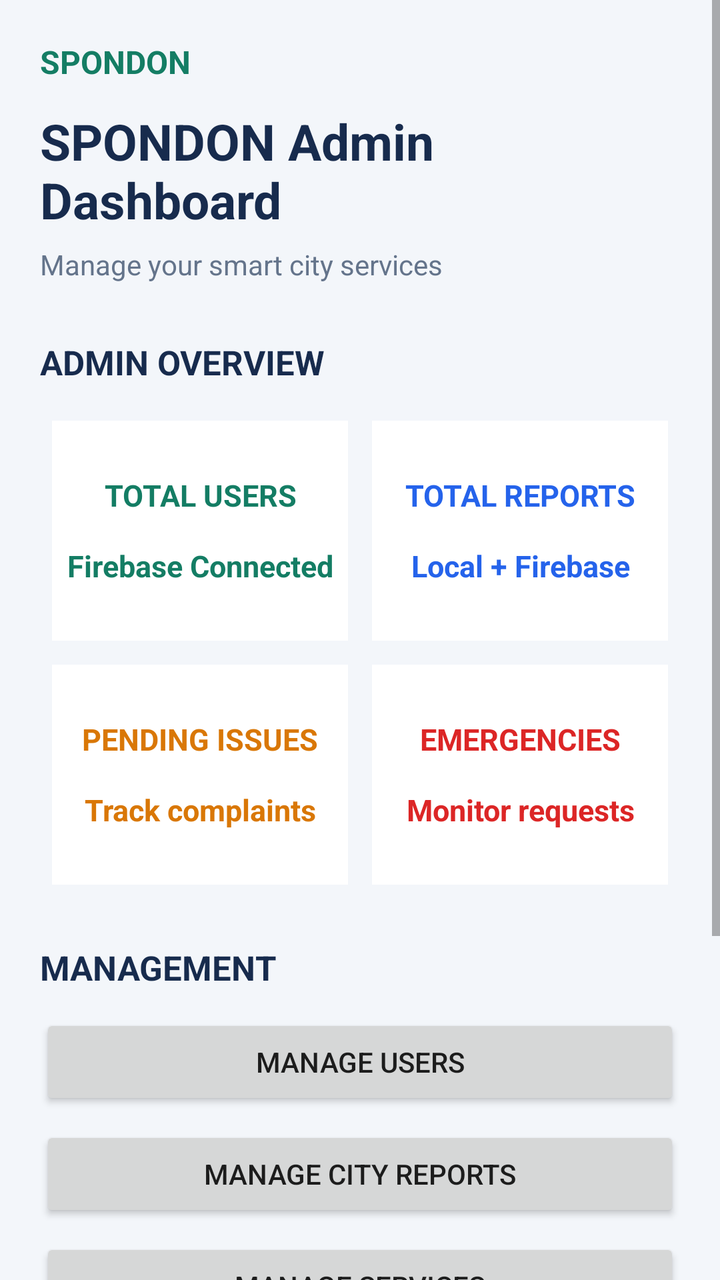
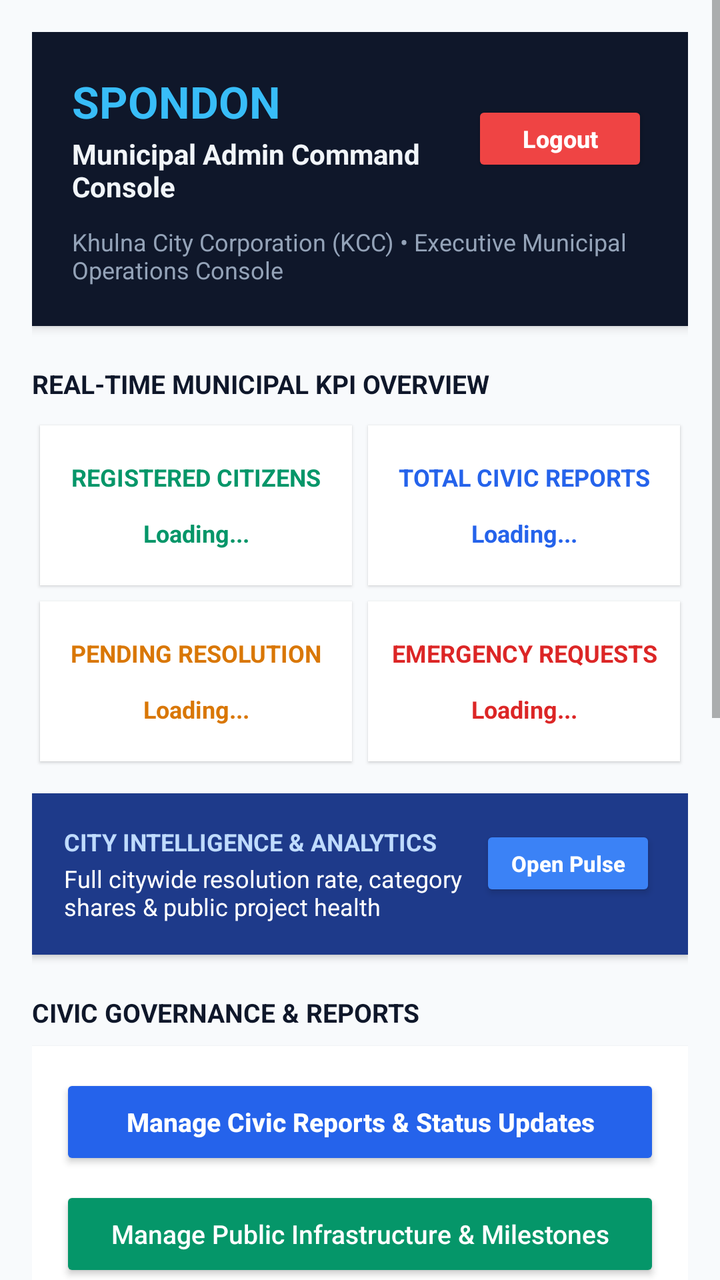

Before-and-after screenshots of an Android layout around one commit, followed by the original layout XML and the change that was made.
<!-- AndroidManifest.xml: application theme Theme.SPONDON -->
<!-- res/layout/activity_admin_dashboard.xml -->
<?xml version="1.0" encoding="utf-8"?>
<ScrollView xmlns:android="http://schemas.android.com/apk/res/android"
    android:layout_width="match_parent"
    android:layout_height="match_parent"
    android:background="#F3F6FA"
    android:fillViewport="true">

    <LinearLayout
        android:layout_width="match_parent"
        android:layout_height="wrap_content"
        android:orientation="vertical"
        android:padding="20dp">

        <TextView
            android:layout_width="match_parent"
            android:layout_height="wrap_content"
            android:text="SPONDON"
            android:textColor="#147D64"
            android:textSize="16sp"
            android:textStyle="bold" />

        <TextView
            android:id="@+id/tvAdminTitle"
            android:layout_width="match_parent"
            android:layout_height="wrap_content"
            android:layout_marginTop="12dp"
            android:text="SPONDON Admin Dashboard"
            android:textColor="#172B4D"
            android:textSize="25sp"
            android:textStyle="bold" />

        <TextView
            android:layout_width="match_parent"
            android:layout_height="wrap_content"
            android:layout_marginTop="6dp"
            android:text="Manage your smart city services"
            android:textColor="#64748B"
            android:textSize="14sp" />

        <TextView
            android:layout_width="match_parent"
            android:layout_height="wrap_content"
            android:layout_marginTop="28dp"
            android:text="ADMIN OVERVIEW"
            android:textColor="#172B4D"
            android:textSize="17sp"
            android:textStyle="bold" />

        <GridLayout
            android:layout_width="match_parent"
            android:layout_height="wrap_content"
            android:layout_marginTop="12dp"
            android:columnCount="2">

            <TextView
                android:layout_width="0dp"
                android:layout_height="110dp"
                android:layout_columnWeight="1"
                android:layout_margin="6dp"
                android:background="#FFFFFF"
                android:gravity="center"
                android:text="TOTAL USERS&#10;&#10;Firebase Connected"
                android:textColor="#147D64"
                android:textSize="15sp"
                android:textStyle="bold" />

            <TextView
                android:layout_width="0dp"
                android:layout_height="110dp"
                android:layout_columnWeight="1"
                android:layout_margin="6dp"
                android:background="#FFFFFF"
                android:gravity="center"
                android:text="TOTAL REPORTS&#10;&#10;Local + Firebase"
                android:textColor="#2563EB"
                android:textSize="15sp"
                android:textStyle="bold" />

            <TextView
                android:layout_width="0dp"
                android:layout_height="110dp"
                android:layout_columnWeight="1"
                android:layout_margin="6dp"
                android:background="#FFFFFF"
                android:gravity="center"
                android:text="PENDING ISSUES&#10;&#10;Track complaints"
                android:textColor="#D97706"
                android:textSize="15sp"
                android:textStyle="bold" />

            <TextView
                android:layout_width="0dp"
                android:layout_height="110dp"
                android:layout_columnWeight="1"
                android:layout_margin="6dp"
                android:background="#FFFFFF"
                android:gravity="center"
                android:text="EMERGENCIES&#10;&#10;Monitor requests"
                android:textColor="#DC2626"
                android:textSize="15sp"
                android:textStyle="bold" />

        </GridLayout>

        <TextView
            android:layout_width="match_parent"
            android:layout_height="wrap_content"
            android:layout_marginTop="24dp"
            android:text="MANAGEMENT"
            android:textColor="#172B4D"
            android:textSize="17sp"
            android:textStyle="bold" />

        <Button
            android:id="@+id/btnManageUsers"
            android:layout_width="match_parent"
            android:layout_height="wrap_content"
            android:layout_marginTop="12dp"
            android:text="Manage Users" />

        <Button
            android:id="@+id/btnManageReports"
            android:layout_width="match_parent"
            android:layout_height="wrap_content"
            android:layout_marginTop="8dp"
            android:text="Manage City Reports" />

        <Button
            android:id="@+id/btnManageServices"
            android:layout_width="match_parent"
            android:layout_height="wrap_content"
            android:layout_marginTop="8dp"
            android:text="Manage Services" />

        <Button
            android:id="@+id/btnManageEmergencies"
            android:layout_width="match_parent"
            android:layout_height="wrap_content"
            android:layout_marginTop="8dp"
            android:text="Emergency Management" />

        <Button
            android:id="@+id/btnManageProjectUpdates"
            android:layout_width="match_parent"
            android:layout_height="wrap_content"
            android:layout_marginTop="8dp"
            android:text="Manage Project Updates"
            android:backgroundTint="#147D64"
            android:textColor="#FFFFFF" />

        <Button
            android:id="@+id/btnAdminLogout"
            android:layout_width="match_parent"
            android:layout_height="wrap_content"
            android:layout_marginTop="28dp"
            android:backgroundTint="#DC2626"
            android:text="Logout"
            android:textColor="#FFFFFF" />

    </LinearLayout>

</ScrollView>
<!-- resources referenced by this layout -->
<resources>
  <style name="Theme.SPONDON" parent="Theme.AppCompat.Light.DarkActionBar">
          
          <item name="colorPrimary">@color/purple_500</item>
          <item name="colorPrimaryDark">@color/purple_700</item>
          <item name="colorAccent">@color/teal_200</item>
          
      </style>
  <color name="purple_500">#FF6200EE</color>
  <color name="purple_700">#FF3700B3</color>
  <color name="teal_200">#FF03DAC5</color>
</resources>

<!-- the commit's change to res/layout/activity_admin_dashboard.xml (unified diff, before → after) -->
@@ -2,160 +2,404 @@
 <ScrollView xmlns:android="http://schemas.android.com/apk/res/android"
     android:layout_width="match_parent"
     android:layout_height="match_parent"
-    android:background="#F3F6FA"
+    android:background="#F8FAFC"
     android:fillViewport="true">
 
     <LinearLayout
         android:layout_width="match_parent"
         android:layout_height="wrap_content"
         android:orientation="vertical"
-        android:padding="20dp">
-
+        android:padding="16dp">
+
+        
+        <LinearLayout
+            android:layout_width="match_parent"
+            android:layout_height="wrap_content"
+            android:background="#0F172A"
+            android:elevation="3dp"
+            android:orientation="vertical"
+            android:padding="20dp">
+
+            <LinearLayout
+                android:layout_width="match_parent"
+                android:layout_height="wrap_content"
+                android:gravity="center_vertical"
+                android:orientation="horizontal">
+
+                <LinearLayout
+                    android:layout_width="0dp"
+                    android:layout_height="wrap_content"
+                    android:layout_weight="1"
+                    android:orientation="vertical">
+
+                    <TextView
+                        android:layout_width="wrap_content"
+                        android:layout_height="wrap_content"
+                        android:text="SPONDON"
+                        android:textColor="#38BDF8"
+                        android:textSize="22sp"
+                        android:textStyle="bold" />
+
+                    <TextView
+                        android:id="@+id/tvAdminTitle"
+                        android:layout_width="wrap_content"
+                        android:layout_height="wrap_content"
+                        android:layout_marginTop="2dp"
+                        android:text="Municipal Admin Command Console"
+                        android:textColor="#F1F5F9"
+                        android:textSize="14sp"
+                        android:textStyle="bold" />
+
+                </LinearLayout>
+
+                <Button
+                    android:id="@+id/btnAdminLogout"
+                    android:layout_width="wrap_content"
+                    android:layout_height="wrap_content"
+                    android:minHeight="38dp"
+                    android:backgroundTint="#EF4444"
+                    android:paddingStart="14dp"
+                    android:paddingEnd="14dp"
+                    android:paddingTop="6dp"
+                    android:paddingBottom="6dp"
+                    android:text="Logout"
+                    android:textAllCaps="false"
+                    android:textColor="#FFFFFF"
+                    android:textSize="12sp"
+                    android:textStyle="bold" />
+
+            </LinearLayout>
+
+            <TextView
+                android:layout_width="match_parent"
+                android:layout_height="wrap_content"
+                android:layout_marginTop="10dp"
+                android:text="Khulna City Corporation (KCC) • Executive Municipal Operations Console"
+                android:textColor="#94A3B8"
+                android:textSize="12sp" />
+
+        </LinearLayout>
+
+        
         <TextView
             android:layout_width="match_parent"
             android:layout_height="wrap_content"
-            android:text="SPONDON"
-            android:textColor="#147D64"
-            android:textSize="16sp"
+            android:layout_marginTop="20dp"
+            android:layout_marginBottom="8dp"
+            android:text="REAL-TIME MUNICIPAL KPI OVERVIEW"
+            android:textColor="#0F172A"
+            android:textSize="13sp"
             android:textStyle="bold" />
 
+        <GridLayout
+            android:layout_width="match_parent"
+            android:layout_height="wrap_content"
+            android:columnCount="2">
+
+            <TextView
+                android:id="@+id/tvTotalUsersCount"
+                android:layout_width="0dp"
+                android:layout_height="80dp"
+                android:layout_columnWeight="1"
+                android:layout_margin="4dp"
+                android:background="#FFFFFF"
+                android:elevation="1dp"
+                android:gravity="center"
+                android:padding="8dp"
+                android:text="REGISTERED CITIZENS\n\nLoading..."
+                android:textColor="#059669"
+                android:textSize="12sp"
+                android:textStyle="bold" />
+
+            <TextView
+                android:id="@+id/tvTotalReportsCount"
+                android:layout_width="0dp"
+                android:layout_height="80dp"
+                android:layout_columnWeight="1"
+                android:layout_margin="4dp"
+                android:background="#FFFFFF"
+                android:elevation="1dp"
+                android:gravity="center"
+                android:padding="8dp"
+                android:text="TOTAL CIVIC REPORTS\n\nLoading..."
+                android:textColor="#2563EB"
+                android:textSize="12sp"
+                android:textStyle="bold" />
+
+            <TextView
+                android:id="@+id/tvPendingIssuesCount"
+                android:layout_width="0dp"
+                android:layout_height="80dp"
+                android:layout_columnWeight="1"
+                android:layout_margin="4dp"
+                android:background="#FFFFFF"
+                android:elevation="1dp"
+                android:gravity="center"
+                android:padding="8dp"
+                android:text="PENDING RESOLUTION\n\nLoading..."
+                android:textColor="#D97706"
+                android:textSize="12sp"
+                android:textStyle="bold" />
+
+            <TextView
+                android:id="@+id/tvEmergenciesCount"
+                android:layout_width="0dp"
+                android:layout_height="80dp"
+                android:layout_columnWeight="1"
+                android:layout_margin="4dp"
+                android:background="#FFFFFF"
+                android:elevation="1dp"
+                android:gravity="center"
+                android:padding="8dp"
+                android:text="EMERGENCY REQUESTS\n\nLoading..."
+                android:textColor="#DC2626"
+                android:textSize="12sp"
+                android:textStyle="bold" />
+
+        </GridLayout>
+
+        
+        <LinearLayout
+            android:layout_width="match_parent"
+            android:layout_height="wrap_content"
+            android:layout_marginTop="12dp"
+            android:background="#1E3A8A"
+            android:elevation="2dp"
+            android:orientation="horizontal"
+            android:padding="16dp">
+
+            <LinearLayout
+                android:layout_width="0dp"
+                android:layout_height="wrap_content"
+                android:layout_weight="1"
+                android:orientation="vertical">
+
+                <TextView
+                    android:layout_width="wrap_content"
+                    android:layout_height="wrap_content"
+                    android:text="CITY INTELLIGENCE &amp; ANALYTICS"
+                    android:textColor="#BFDBFE"
+                    android:textSize="12sp"
+                    android:textStyle="bold" />
+
+                <TextView
+                    android:layout_width="wrap_content"
+                    android:layout_height="wrap_content"
+                    android:layout_marginTop="2dp"
+                    android:text="Full citywide resolution rate, category shares &amp; public project health"
+                    android:textColor="#FFFFFF"
+                    android:textSize="12sp" />
+
+            </LinearLayout>
+
+            <Button
+                android:id="@+id/btnAdminIntelligence"
+                android:layout_width="wrap_content"
+                android:layout_height="wrap_content"
+                android:minHeight="38dp"
+                android:backgroundTint="#3B82F6"
+                android:paddingStart="14dp"
+                android:paddingEnd="14dp"
+                android:paddingTop="6dp"
+                android:paddingBottom="6dp"
+                android:text="Open Pulse"
+                android:textAllCaps="false"
+                android:textColor="#FFFFFF"
+                android:textSize="11sp"
+                android:textStyle="bold" />
+
+        </LinearLayout>
+
+        
         <TextView
-            android:id="@+id/tvAdminTitle"
-            android:layout_width="match_parent"
-            android:layout_height="wrap_content"
-            android:layout_marginTop="12dp"
-            android:text="SPONDON Admin Dashboard"
-            android:textColor="#172B4D"
-            android:textSize="25sp"
+            android:layout_width="match_parent"
+            android:layout_height="wrap_content"
+            android:layout_marginTop="20dp"
+            android:layout_marginBottom="8dp"
+            android:text="CIVIC GOVERNANCE &amp; REPORTS"
+            android:textColor="#0F172A"
+            android:textSize="13sp"
             android:textStyle="bold" />
 
+        <LinearLayout
+            android:layout_width="match_parent"
+            android:layout_height="wrap_content"
+            android:background="#FFFFFF"
+            android:elevation="1dp"
+            android:orientation="vertical"
+            android:padding="14dp">
+
+            <Button
+                android:id="@+id/btnManageReports"
+                android:layout_width="match_parent"
+                android:layout_height="wrap_content"
+                android:minHeight="48dp"
+                android:layout_marginBottom="8dp"
+                android:backgroundTint="#2563EB"
+                android:gravity="center"
+                android:paddingStart="16dp"
+                android:paddingEnd="16dp"
+                android:paddingTop="11dp"
+                android:paddingBottom="11dp"
+                android:text="Manage Civic Reports &amp; Status Updates"
+                android:textAllCaps="false"
+                android:textColor="#FFFFFF"
+                android:textSize="13sp"
+                android:textStyle="bold" />
+
+            <Button
+                android:id="@+id/btnManageProjectUpdates"
+                android:layout_width="match_parent"
+                android:layout_height="wrap_content"
+                android:minHeight="48dp"
+                android:backgroundTint="#059669"
+                android:gravity="center"
+                android:paddingStart="16dp"
+                android:paddingEnd="16dp"
+                android:paddingTop="11dp"
+                android:paddingBottom="11dp"
+                android:text="Manage Public Infrastructure &amp; Milestones"
+                android:textAllCaps="false"
+                android:textColor="#FFFFFF"
+                android:textSize="13sp" />
+
+        </LinearLayout>
+
+        
         <TextView
             android:layout_width="match_parent"
             android:layout_height="wrap_content"
-            android:layout_marginTop="6dp"
-            android:text="Manage your smart city services"
-            android:textColor="#64748B"
-            android:textSize="14sp" />
-
+            android:layout_marginTop="20dp"
+            android:layout_marginBottom="8dp"
+            android:text="SERVICES &amp; CITIZEN BOOKINGS"
+            android:textColor="#0F172A"
+            android:textSize="13sp"
+            android:textStyle="bold" />
+
+        <LinearLayout
+            android:layout_width="match_parent"
+            android:layout_height="wrap_content"
+            android:background="#FFFFFF"
+            android:elevation="1dp"
+            android:orientation="vertical"
+            android:padding="14dp">
+
+            <Button
+                android:id="@+id/btnManageServices"
+                android:layout_width="match_parent"
+                android:layout_height="wrap_content"
+                android:minHeight="48dp"
+                android:layout_marginBottom="8dp"
+                android:backgroundTint="#4F46E5"
+                android:gravity="center"
+                android:paddingStart="16dp"
+                android:paddingEnd="16dp"
+                android:paddingTop="11dp"
+                android:paddingBottom="11dp"
+                android:text="Manage Services Directory"
+                android:textAllCaps="false"
+                android:textColor="#FFFFFF"
+                android:textSize="13sp" />
+
+            <Button
+                android:id="@+id/btnAdminServiceRequests"
+                android:layout_width="match_parent"
+                android:layout_height="wrap_content"
+                android:minHeight="48dp"
+                android:backgroundTint="#0284C7"
+                android:gravity="center"
+                android:paddingStart="16dp"
+                android:paddingEnd="16dp"
+                android:paddingTop="11dp"
+                android:paddingBottom="11dp"
+                android:text="Monitor Citizen Service Requests"
+                android:textAllCaps="false"
+                android:textColor="#FFFFFF"
+                android:textSize="13sp" />
+
+        </LinearLayout>
+
+        
         <TextView
             android:layout_width="match_parent"
             android:layout_height="wrap_content"
-            android:layout_marginTop="28dp"
-            android:text="ADMIN OVERVIEW"
-            android:textColor="#172B4D"
-            android:textSize="17sp"
+            android:layout_marginTop="20dp"
+            android:layout_marginBottom="8dp"
+            android:text="SAFETY &amp; USER ADMINISTRATION"
+            android:textColor="#0F172A"
+            android:textSize="13sp"
             android:textStyle="bold" />
 
-        <GridLayout
-            android:layout_width="match_parent"
-            android:layout_height="wrap_content"
-            android:layout_marginTop="12dp"
-            android:columnCount="2">
-
-            <TextView
-                android:layout_width="0dp"
-                android:layout_height="110dp"
-                android:layout_columnWeight="1"
-                android:layout_margin="6dp"
-                android:background="#FFFFFF"
-                android:gravity="center"
-                android:text="TOTAL USERS&#10;&#10;Firebase Connected"
-                android:textColor="#147D64"
-                android:textSize="15sp"
-                android:textStyle="bold" />
-
-            <TextView
-                android:layout_width="0dp"
-                android:layout_height="110dp"
-                android:layout_columnWeight="1"
-                android:layout_margin="6dp"
-                android:background="#FFFFFF"
-                android:gravity="center"
-                android:text="TOTAL REPORTS&#10;&#10;Local + Firebase"
-                android:textColor="#2563EB"
-                android:textSize="15sp"
-                android:textStyle="bold" />
-
-            <TextView
-                android:layout_width="0dp"
-                android:layout_height="110dp"
-                android:layout_columnWeight="1"
-                android:layout_margin="6dp"
-                android:background="#FFFFFF"
-                android:gravity="center"
-                android:text="PENDING ISSUES&#10;&#10;Track complaints"
-                android:textColor="#D97706"
-                android:textSize="15sp"
-                android:textStyle="bold" />
-
-            <TextView
-                android:layout_width="0dp"
-                android:layout_height="110dp"
-                android:layout_columnWeight="1"
-                android:layout_margin="6dp"
-                android:background="#FFFFFF"
-                android:gravity="center"
-                android:text="EMERGENCIES&#10;&#10;Monitor requests"
-                android:textColor="#DC2626"
-                android:textSize="15sp"
-                android:textStyle="bold" />
-
-        </GridLayout>
+        <LinearLayout
+            android:layout_width="match_parent"
+            android:layout_height="wrap_content"
+            android:background="#FFFFFF"
+            android:elevation="1dp"
+            android:orientation="vertical"
+            android:padding="14dp">
+
+            <Button
+                android:id="@+id/btnManageEmergencies"
+                android:layout_width="match_parent"
+                android:layout_height="wrap_content"
+                android:minHeight="48dp"
+                android:layout_marginBottom="8dp"
+                android:backgroundTint="#DC2626"
+                android:gravity="center"
+                android:paddingStart="16dp"
+                android:paddingEnd="16dp"
+                android:paddingTop="11dp"
+                android:paddingBottom="11dp"
+                android:text="Emergency Response Management"
+                android:textAllCaps="false"
+                android:textColor="#FFFFFF"
+                android:textSize="13sp"
+                android:textStyle="bold" />
+
+            <Button
+                android:id="@+id/btnManageUsers"
+                android:layout_width="match_parent"
+                android:layout_height="wrap_content"
+                android:minHeight="48dp"
+                android:layout_marginBottom="8dp"
+                android:backgroundTint="#334155"
+                android:gravity="center"
+                android:paddingStart="16dp"
+                android:paddingEnd="16dp"
+                android:paddingTop="11dp"
+                android:paddingBottom="11dp"
+                android:text="Manage Registered Citizens &amp; Roles"
+                android:textAllCaps="false"
+                android:textColor="#FFFFFF"
+                android:textSize="13sp" />
+
+            <Button
+                android:id="@+id/btnManageJobs"
+                android:layout_width="match_parent"
+                android:layout_height="wrap_content"
+                android:minHeight="48dp"
+                android:backgroundTint="#4338CA"
+                android:gravity="center"
+                android:paddingStart="16dp"
+                android:paddingEnd="16dp"
+                android:paddingTop="11dp"
+                android:paddingBottom="11dp"
+                android:text="Manage Jobs &amp; Opportunities"
+                android:textAllCaps="false"
+                android:textColor="#FFFFFF"
+                android:textSize="13sp" />
+
+        </LinearLayout>
 
         <TextView
             android:layout_width="match_parent"
             android:layout_height="wrap_content"
             android:layout_marginTop="24dp"
-            android:text="MANAGEMENT"
-            android:textColor="#172B4D"
-            android:textSize="17sp"
-            android:textStyle="bold" />
-
-        <Button
-            android:id="@+id/btnManageUsers"
-            android:layout_width="match_parent"
-            android:layout_height="wrap_content"
-            android:layout_marginTop="12dp"
-            android:text="Manage Users" />
-
-        <Button
-            android:id="@+id/btnManageReports"
-            android:layout_width="match_parent"
-            android:layout_height="wrap_content"
-            android:layout_marginTop="8dp"
-            android:text="Manage City Reports" />
-
-        <Button
-            android:id="@+id/btnManageServices"
-            android:layout_width="match_parent"
-            android:layout_height="wrap_content"
-            android:layout_marginTop="8dp"
-            android:text="Manage Services" />
-
-        <Button
-            android:id="@+id/btnManageEmergencies"
-            android:layout_width="match_parent"
-            android:layout_height="wrap_content"
-            android:layout_marginTop="8dp"
-            android:text="Emergency Management" />
-
-        <Button
-            android:id="@+id/btnManageProjectUpdates"
-            android:layout_width="match_parent"
-            android:layout_height="wrap_content"
-            android:layout_marginTop="8dp"
-            android:text="Manage Project Updates"
-            android:backgroundTint="#147D64"
-            android:textColor="#FFFFFF" />
-
-        <Button
-            android:id="@+id/btnAdminLogout"
-            android:layout_width="match_parent"
-            android:layout_height="wrap_content"
-            android:layout_marginTop="28dp"
-            android:backgroundTint="#DC2626"
-            android:text="Logout"
-            android:textColor="#FFFFFF" />
+            android:layout_marginBottom="20dp"
+            android:gravity="center"
+            android:text="SPONDON Administration Console • Security Audited"
+            android:textColor="#94A3B8"
+            android:textSize="11sp" />
 
     </LinearLayout>
 
<!-- resource entries referenced after the edit -->
@@ -1,14 +1,16 @@
 <!-- resources referenced by this layout -->
 <resources>
-  <style name="Theme.SPONDON" parent="Theme.AppCompat.Light.DarkActionBar">
+  <style name="Theme.SPONDON" parent="Theme.AppCompat.Light.NoActionBar">
           
-          <item name="colorPrimary">@color/purple_500</item>
-          <item name="colorPrimaryDark">@color/purple_700</item>
-          <item name="colorAccent">@color/teal_200</item>
-          
+          <item name="colorPrimary">@color/primary_blue</item>
+          <item name="colorPrimaryDark">@color/primary_blue_dark</item>
+          <item name="colorAccent">@color/accent_cyan</item>
+          <item name="android:windowBackground">@color/surface_background</item>
+          <item name="android:statusBarColor">@color/primary_blue_dark</item>
       </style>
-  <color name="purple_500">#FF6200EE</color>
-  <color name="purple_700">#FF3700B3</color>
-  <color name="teal_200">#FF03DAC5</color>
+  <color name="primary_blue">#0B4F9C</color>
+  <color name="primary_blue_dark">#083B75</color>
+  <color name="accent_cyan">#00B4D8</color>
+  <color name="surface_background">#F8FAFC</color>
 </resources>
 
